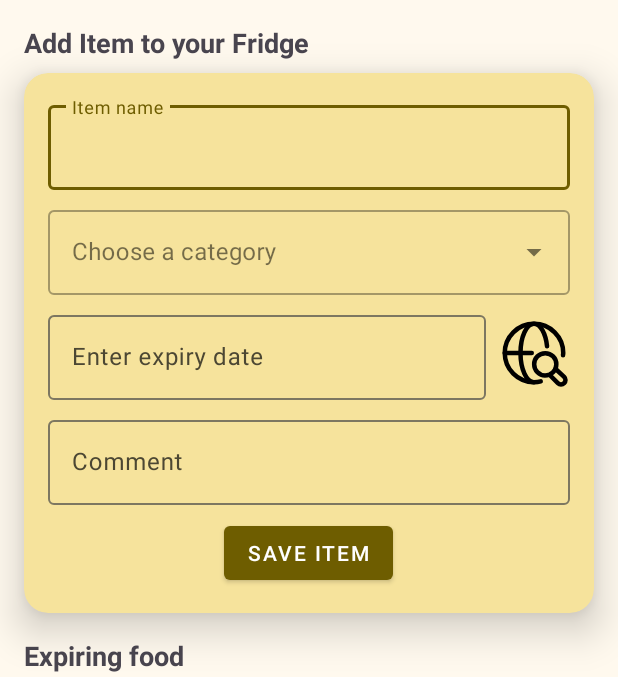
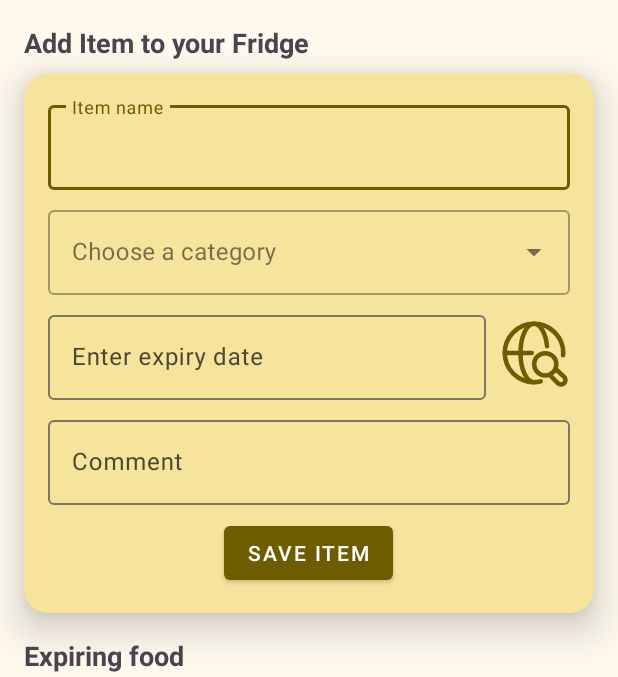
Before and after one commit to alxmtzr/Freshify, an Android app: the screen it shows after launch (MainActivity), on a phone screen of 412 x 824 dp, the part 96-773 px from its top. Run offline under Robolectric (Android 15) with nearby library versions, the phone set to English and light mode, and no system bars.

Commit message:
adjusted icon color

```diff
--- a/app/src/main/res/drawable/ic_search_web.xml
+++ b/app/src/main/res/drawable/ic_search_web.xml
@@ -4,14 +4,30 @@
     android:viewportWidth="32"
     android:width="48dp">
 
-    <path android:fillColor="#00000000" android:pathData="M3,16L15,16" android:strokeColor="#000000" android:strokeLineCap="round" android:strokeLineJoin="round" android:strokeWidth="2"/>
+    <path android:fillColor="#00000000" android:pathData="M3,16L15,16"
+        android:strokeColor="@color/md_theme_primary"
+        android:strokeLineCap="round"
+        android:strokeLineJoin="round"
+        android:strokeWidth="2"/>
 
-    <path android:fillColor="#00000000" android:pathData="M21.8,13c-0.6,-5.7 -3,-10 -5.8,-10c-3.3,0 -6,5.8 -6,13s2.7,13 6,13" android:strokeColor="#000000" android:strokeLineCap="round" android:strokeLineJoin="round" android:strokeWidth="2"/>
+    <path android:fillColor="#00000000"
+        android:pathData="M21.8,13c-0.6,-5.7 -3,-10 -5.8,-10c-3.3,0 -6,5.8 -6,13s2.7,13 6,13"
+        android:strokeColor="@color/md_theme_primary"
+        android:strokeLineCap="round" android:strokeLineJoin="round" android:strokeWidth="2"/>
 
-    <path android:fillColor="#00000000" android:pathData="M28.9,17c0,-0.3 0.1,-0.7 0.1,-1c0,-7.2 -5.8,-13 -13,-13S3,8.8 3,16s5.8,13 13,13c1,0 2,-0.1 3,-0.4" android:strokeColor="#000000" android:strokeLineCap="round" android:strokeLineJoin="round" android:strokeWidth="2"/>
+    <path android:fillColor="#00000000"
+        android:pathData="M28.9,17c0,-0.3 0.1,-0.7 0.1,-1c0,-7.2 -5.8,-13 -13,-13S3,8.8 3,16s5.8,13 13,13c1,0 2,-0.1 3,-0.4"
+        android:strokeColor="@color/md_theme_primary"
+        android:strokeLineCap="round" android:strokeLineJoin="round" android:strokeWidth="2"/>
 
-    <path android:fillColor="#00000000" android:pathData="M24.5,17.5c1.9,1.9 1.9,5.1 0,7c-0.5,0.5 -1,0.8 -1.6,1.1c-1.8,0.7 -3.9,0.4 -5.4,-1.1c-1.9,-1.9 -1.9,-5.1 0,-7S22.6,15.6 24.5,17.5z" android:strokeColor="#000000" android:strokeLineCap="round" android:strokeLineJoin="round" android:strokeWidth="2"/>
+    <path android:fillColor="#00000000"
+        android:pathData="M24.5,17.5c1.9,1.9 1.9,5.1 0,7c-0.5,0.5 -1,0.8 -1.6,1.1c-1.8,0.7 -3.9,0.4 -5.4,-1.1c-1.9,-1.9 -1.9,-5.1 0,-7S22.6,15.6 24.5,17.5z"
+        android:strokeColor="@color/md_theme_primary"
+        android:strokeLineCap="round" android:strokeLineJoin="round" android:strokeWidth="2"/>
 
-    <path android:fillColor="#00000000" android:pathData="M25.5,23l3.9,3.6c0.8,0.8 0.8,2 0,2.8l0,0c-0.8,0.8 -2,0.8 -2.8,0l-3.5,-3.5" android:strokeColor="#000000" android:strokeLineCap="round" android:strokeLineJoin="round" android:strokeWidth="2"/>
+    <path android:fillColor="#00000000"
+        android:pathData="M25.5,23l3.9,3.6c0.8,0.8 0.8,2 0,2.8l0,0c-0.8,0.8 -2,0.8 -2.8,0l-3.5,-3.5"
+        android:strokeColor="@color/md_theme_primary"
+        android:strokeLineCap="round" android:strokeLineJoin="round" android:strokeWidth="2"/>
 
 </vector>
```
